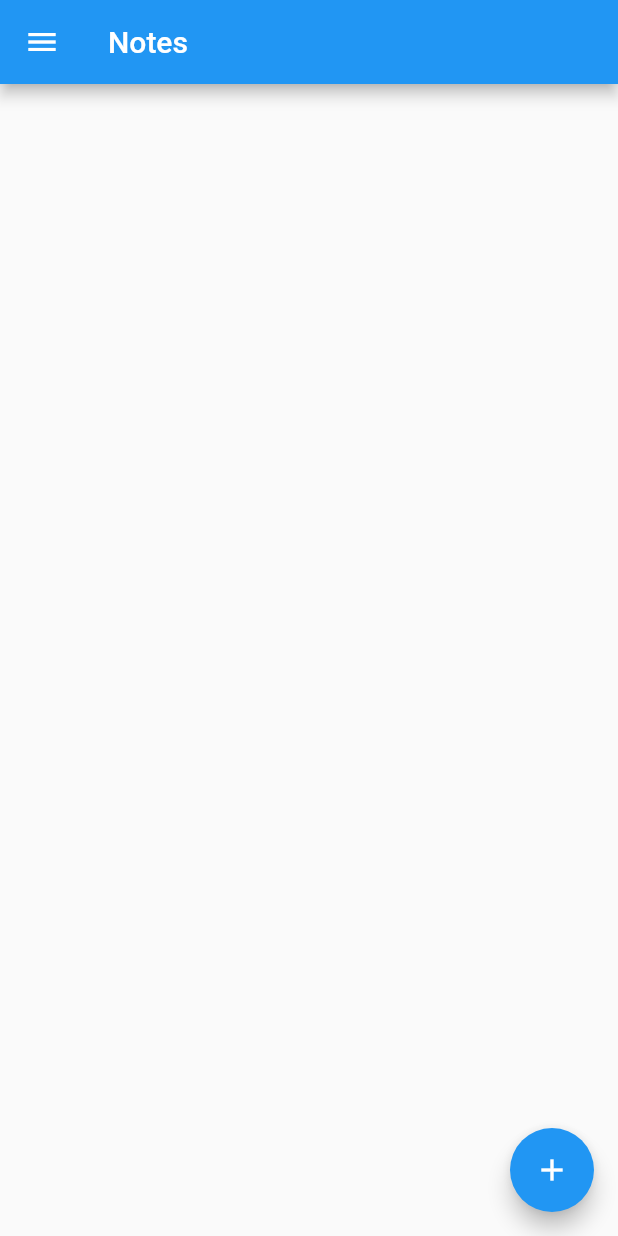
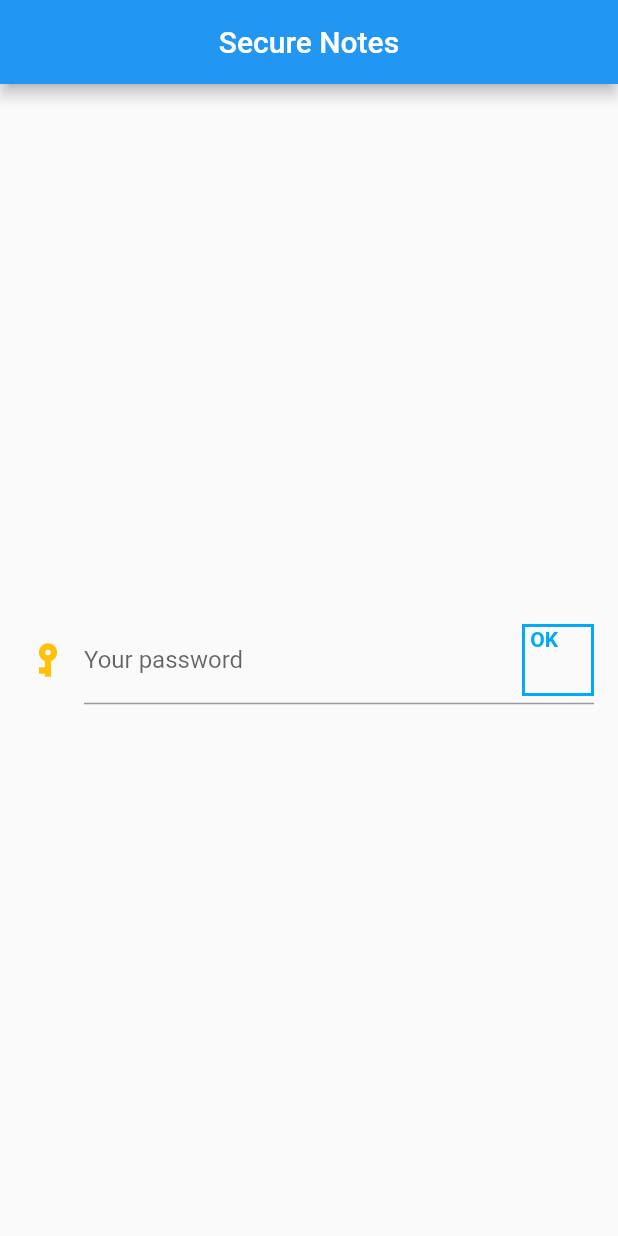
Before and after one commit to RobbertH/secureNotesApp, a Flutter app: the screen it shows after launch, on a phone screen of 412 x 824 dp. Run offline on Flutter 3.47's test engine with Material 2 defaults, Android fonts, the phone set to English and light mode, and no system bars; our stand-ins replace flutter_secure_storage, shared_preferences; missing offline and left inert: flutter_string_encryption.

```diff
--- /dev/null
+++ b/lib/LoginPage.dart
@@ -0,0 +1,157 @@
+import 'package:flutter/material.dart';
+import 'package:flutter_secure_storage/flutter_secure_storage.dart';
+import 'package:flutter_string_encryption/flutter_string_encryption.dart';
+import 'package:shared_preferences/shared_preferences.dart';
+
+// TODO: give feedback when decrypting (spinning loader in toast or something)
+
+class LoginPage extends StatefulWidget {
+  @override
+  _LoginPageState createState() {
+    return new _LoginPageState();
+  }
+}
+
+class _LoginPageState extends State<LoginPage> {
+
+  final _scaffoldKey = new GlobalKey<ScaffoldState>();
+  final _formKey = new GlobalKey<FormState>();
+
+  String _userSuppliedPassword;
+
+  final _secureStorage = new FlutterSecureStorage(); // to securely store the salt
+
+  Set<String> _noteIDs = new Set();
+
+  @override
+  initState() {
+    debugPrint("LoginPage");
+    super.initState();
+    _loadIDsFromMemory();
+  }
+
+  void _loadIDsFromMemory() async {
+    SharedPreferences prefs = await SharedPreferences.getInstance();
+    setState( () => _noteIDs = new Set.from(prefs.getStringList("noteIDs")) ?? new Set());
+  }
+
+  @override
+  Widget build(BuildContext context) {
+    return new Scaffold(
+      key: _scaffoldKey,
+      appBar: new AppBar(
+        title: new Center(child: new Text("Secure Notes"),),
+      ),
+      body: new Padding(
+        padding: const EdgeInsets.all(16.0),
+        child: new Form(
+          key: _formKey,
+          child: new Column(
+            children: [
+              new Expanded(child: new Container()),
+              new TextFormField(
+                decoration: new InputDecoration(
+                  labelText: 'Your password',
+                  icon: new Transform(
+                    transform: new Matrix4.rotationZ(3.14159265/2),
+                    child: new Icon(Icons.vpn_key, color: Colors.amber,),
+                    alignment: FractionalOffset.bottomRight,
+                    origin: new Offset(-10.0, -10.0),
+                  ),
+                  suffixIcon: new GestureDetector(
+                    onTap: _onOK,
+                    child: new Container(
+                      decoration: new BoxDecoration(
+                        border: new Border.all(width: 2.0, color: Colors.lightBlue,),
+                      ),
+                      child: new Text(" OK ", style: new TextStyle(
+                        color: Colors.lightBlue,
+                        fontWeight: FontWeight.bold,
+                      ),
+                      ),
+                    ),
+                  ),
+                ),
+                validator: (value) => value.length == 0 ? 'Please input a password' : null, // TODO: passwordless should be possible. Lay end responsibility at user.
+                onSaved: (value) => _userSuppliedPassword = value,
+                obscureText: true,
+              ),
+              new Expanded(child: new Container()),
+            ],
+          ),
+        ),
+      ),
+    );
+  }
+
+  void _onOK(){
+    debugPrint("OK");
+
+    final form = _formKey.currentState;
+
+    if (form.validate()) {
+      form.save();
+      _performLogin();
+    }
+  }
+
+  void _performLogin() async {
+    debugPrint("OK!!!!!!!!!!");
+    // feedback: show snackbar
+    _scaffoldKey.currentState.showSnackBar(new SnackBar(
+      content: new Row(children: <Widget>[new Icon(Icons.play_circle_filled), new Text("Decrypting... Please wait.")],),
+    ));
+
+    // start decrypting
+    final PlatformStringCryptor cryptor = new PlatformStringCryptor();
+
+    final String string = "Note titles fetched from memory:title 1:title 2:title 3"; // TODO validate titles (no ":")
+
+    SharedPreferences prefs = await SharedPreferences.getInstance();
+
+    String _salt;
+
+    try { // fetch salt from secure memory
+      _salt = await _secureStorage.read(key: "salt"); // TODO: differ between first time login -> generate salt
+      // TODO: and not first time -> just read
+    }
+    catch (e) { // don't have a salt yet -> make one
+      _salt = await cryptor.generateSalt();
+      await _secureStorage.write(key: "salt", value: _salt);
+    }
+
+    // TODO continue coding here :D
+
+    final String key = await cryptor.generateKeyFromPassword("p", _salt);
+
+    final String encrypted = await cryptor.encrypt(string, key);
+
+    String _userSuppliedKey = await cryptor.generateKeyFromPassword(_userSuppliedPassword, _salt);
+    String _noteTitlesDecrypted;
+    try {
+      _noteTitlesDecrypted = await cryptor.decrypt(encrypted, _userSuppliedKey);
+    } on MacMismatchException {
+      debugPrint("wrongly decrypted");
+      // TODO reset textfield & show snackbar (or red error form)
+      final snackbar = new SnackBar(
+        content: new Text(_noteTitlesDecrypted ?? "Wrong! haha"),
+      );
+      _scaffoldKey.currentState.showSnackBar(snackbar);
+    }
+
+    if (_noteTitlesDecrypted != null) {
+      // doesn't matter if hacker sets this to non-null somehow, values aren't decrypted in that case :)
+      Navigator.of(context).pushNamed('/homePage');
+    }
+
+    _scaffoldKey.currentState.showSnackBar(
+      new SnackBar(
+          content: new Text(_noteTitlesDecrypted ?? "Wrong!")
+      )
+    );
+
+
+  }
+
+
+}
--- a/lib/NoteEditor.dart
+++ b/lib/NoteEditor.dart
@@ -1,5 +1,4 @@
 import 'package:flutter/material.dart';
-import 'dart:async';
 import 'package:shared_preferences/shared_preferences.dart';
 
 class NoteEditor extends StatefulWidget {
--- a/pubspec.yaml
+++ b/pubspec.yaml
@@ -4,7 +4,10 @@ description: A new Flutter project.
 dependencies:
   flutter:
     sdk: flutter
-  shared_preferences:
+  shared_preferences: # for the IDs (might become unnecessary)
+  path_provider: # to store the notes as files
+  flutter_string_encryption: "^0.0.1" # to encrypt and decrypt the notes
+  flutter_secure_storage: "^2.0.0" # to store the salt generated with flutter_string_encryption
 
   # The following adds the Cupertino Icons font to your application.
   # Use with the CupertinoIcons class for iOS style icons.
```
Also changed, not shown: lib/HomePage.dart (+50 -16 lines), lib/main.dart (+11 -2 lines), pubspec.lock, 1 other file.
